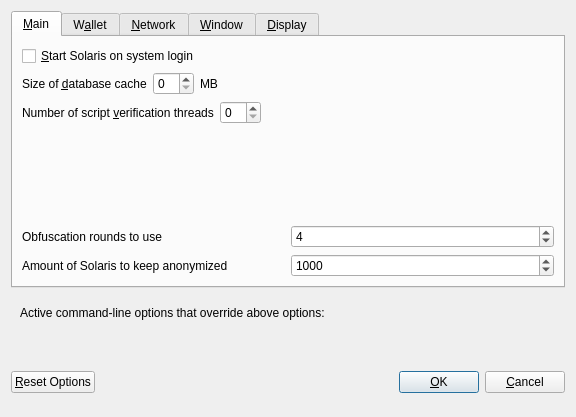
Above: src/qt/forms/optionsdialog.ui from listedlinked/superbee before the change. Below: the same form after it.
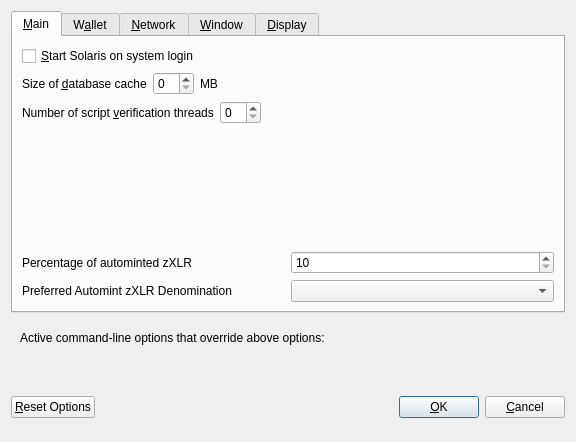
That is the form after the change. Custom widgets are drawn as their Qt base class.

Commit message: ZeroSolaris feature (v2.2.0.0)

```diff
--- a/src/qt/forms/optionsdialog.ui
+++ b/src/qt/forms/optionsdialog.ui
@@ -7,7 +7,7 @@
     <x>0</x>
     <y>0</y>
     <width>576</width>
-    <height>417</height>
+    <height>442</height>
    </rect>
   </property>
   <property name="windowTitle">
@@ -118,7 +118,7 @@
         </layout>
        </item>
        <item>
-        <spacer name="verticalSpacer_Main">
+        <spacer name="verticalSpacer_2">
          <property name="orientation">
           <enum>Qt::Vertical</enum>
          </property>
@@ -131,69 +131,66 @@
         </spacer>
        </item>
        <item>
-        <layout class="QHBoxLayout" name="horizontalLayout_4_Main">
+        <layout class="QHBoxLayout" name="horizontalLayout_3">
          <item>
-          <widget class="QLabel" name="label">
+          <widget class="QLabel" name="percentage_label">
            <property name="toolTip">
-            <string>This setting determines the amount of individual masternodes that an input will be anonymized through.&lt;br/&gt;More rounds of anonymization gives a higher degree of privacy, but also costs more in fees.</string>
+            <string>Percentage of incoming XLR which get automatically converted to zXLR via Zerocoin Protocol (min: 10%)</string>
            </property>
            <property name="text">
-            <string>Obfuscation rounds to use</string>
+            <string>Percentage of autominted zXLR</string>
            </property>
           </widget>
          </item>
          <item>
-          <widget class="QSpinBox" name="obfuscationRounds">
+          <widget class="QSpinBox" name="zeromintPercentage">
            <property name="minimum">
-            <number>2</number>
+            <number>10</number>
            </property>
            <property name="maximum">
-            <number>8</number>
-           </property>
-           <property name="value">
-            <number>4</number>
+            <number>100</number>
            </property>
           </widget>
          </item>
         </layout>
        </item>
        <item>
-        <layout class="QHBoxLayout" name="horizontalLayout">
+        <layout class="QHBoxLayout" name="horizontalLayout" stretch="0,0">
+         <property name="sizeConstraint">
+          <enum>QLayout::SetFixedSize</enum>
+         </property>
          <item>
-          <widget class="QLabel" name="label_2">
+          <widget class="QLabel" name="labelPreferredDenom">
+           <property name="maximumSize">
+            <size>
+             <width>16777215</width>
+             <height>16777215</height>
+            </size>
+           </property>
            <property name="toolTip">
-            <string>This amount acts as a threshold to turn off Obfuscation once it's reached.</string>
-           </property>
-           <property name="statusTip">
-            <string notr="true"/>
-           </property>
-           <property name="whatsThis">
-            <string notr="true"/>
-           </property>
-           <property name="accessibleName">
-            <string notr="true"/>
-           </property>
-           <property name="accessibleDescription">
-            <string notr="true"/>
+            <string>Wait with automatic conversion to Zerocoin until enough XLR for this denomination is available</string>
            </property>
            <property name="text">
-            <string>Amount of Solaris to keep anonymized</string>
+            <string>Preferred Automint zXLR Denomination</string>
            </property>
           </widget>
          </item>
          <item>
-          <widget class="QSpinBox" name="anonymizeSolaris">
-           <property name="minimum">
-            <number>100</number>
+          <widget class="QComboBox" name="preferredDenom">
+           <property name="maximumSize">
+            <size>
+             <width>16777215</width>
+             <height>27</height>
+            </size>
            </property>
-           <property name="maximum">
-            <number>100000</number>
+           <property name="toolTip">
+            <string>Wait with automatic conversion to Zerocoin until enough XLR for this denomination is available</string>
            </property>
-           <property name="singleStep">
-            <number>100</number>
+           <property name="maxVisibleItems">
+            <number>9</number>
            </property>
-           <property name="value">
-            <number>1000</number>
+           <property name="maxCount">
+            <number>9</number>
            </property>
           </widget>
          </item>
```
The commit also changes 362 other files.
